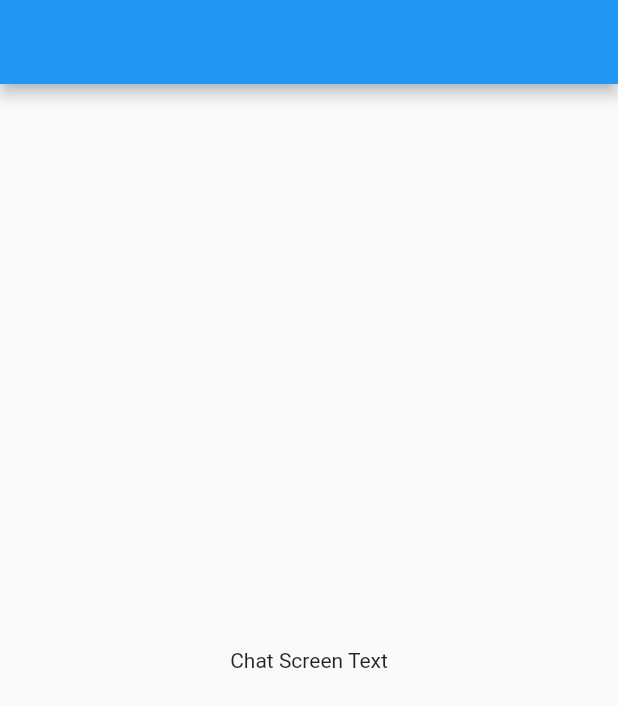
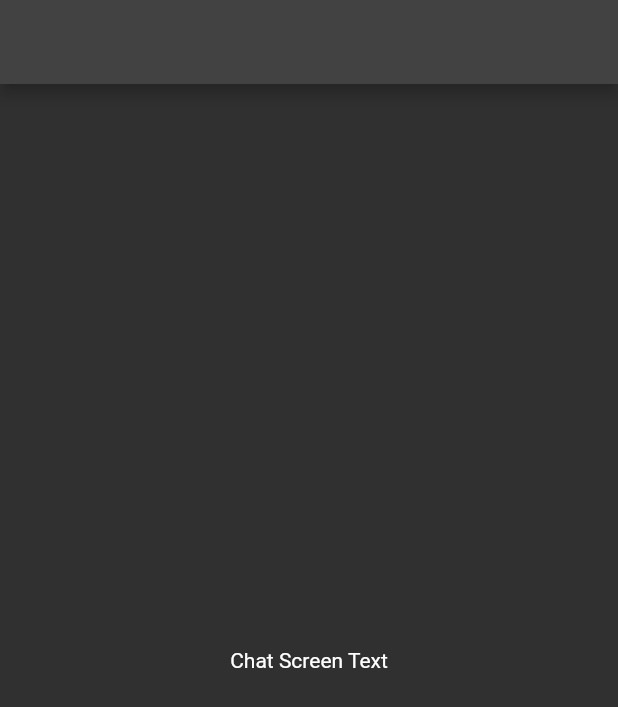
Before and after one commit to xiakshay/gpt-flutter, a Flutter app: the screen it shows after launch, on a phone screen of 412 x 824 dp. Shown: the top 707 px of the screen. Run offline on Flutter 3.47's test engine with Material 2 defaults, Android fonts, the phone set to English and light mode, and no system bars.

Commit message:
Theme dark and light

```diff
--- /dev/null
+++ b/lib/constants/themes.dart
@@ -0,0 +1,19 @@
+import 'package:flutter/material.dart';
+
+final lightTheme = ThemeData(
+  colorScheme: ThemeData.light().colorScheme.copyWith(
+        primary: Colors.white,
+        onPrimary: Colors.black,
+        secondary: Colors.deepOrange,
+        onSecondary: Colors.white,
+      ),
+);
+
+final darkTheme = ThemeData.dark().copyWith(
+  colorScheme: ThemeData.dark().colorScheme.copyWith(
+        primary: Colors.blueGrey,
+        onPrimary: Colors.white,
+        secondary: Colors.blueGrey,
+        onSecondary: Colors.white,
+      ),
+);
--- a/lib/main.dart
+++ b/lib/main.dart
@@ -1,4 +1,5 @@
 import 'package:flutter/material.dart';
+import 'package:gpt_flutter/constants/themes.dart';
 import 'package:gpt_flutter/screens/chat_screen.dart';
 
 void main() {
@@ -11,7 +12,11 @@ class App extends StatelessWidget {
   @override
   Widget build(BuildContext context) {
     return MaterialApp(
-      home: ChatScreen(),
+      theme: lightTheme,
+      darkTheme: darkTheme,
+      debugShowCheckedModeBanner: false,
+      themeMode: ThemeMode.dark,
+      home: const ChatScreen(),
     );
   }
 }
```
